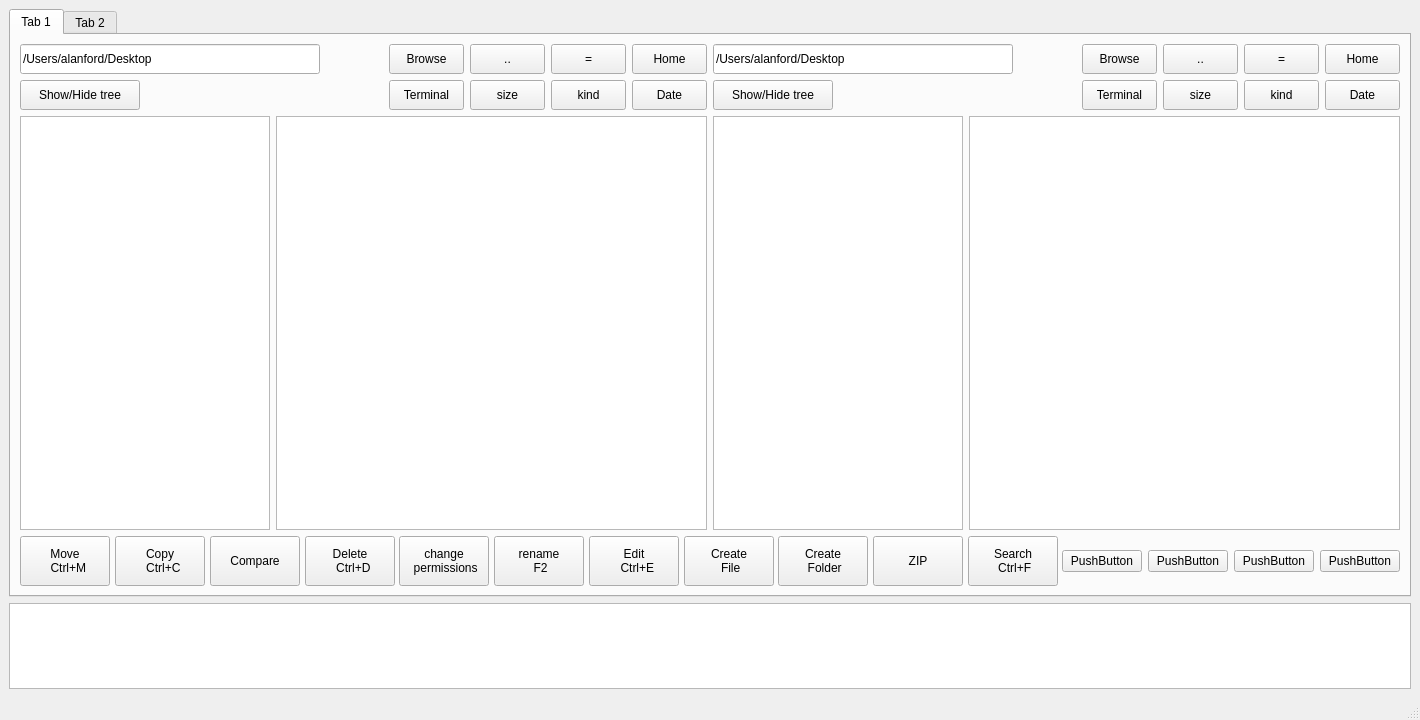
Before: the Qt Designer form ui/Main.ui in littleGex/Commander, drawn with Qt 5.
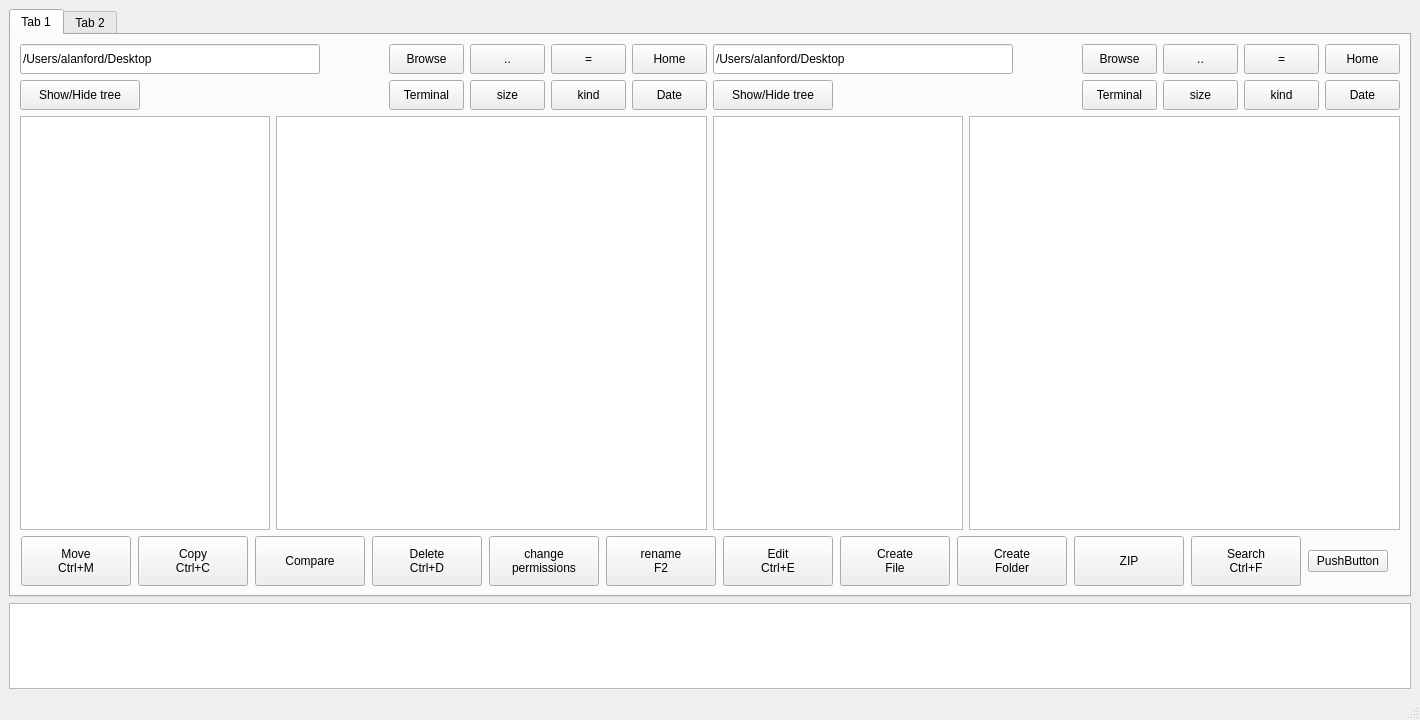
After: the same form once the commit is applied. Icons and pictures are not drawn.

```diff
--- a/ui/Main.ui
+++ b/ui/Main.ui
@@ -523,8 +523,8 @@
              </size>
             </property>
             <property name="text">
-             <string>Move 
-  Ctrl+M</string>
+             <string>Move
+Ctrl+M</string>
             </property>
            </widget>
           </item>
@@ -543,8 +543,8 @@
              </size>
             </property>
             <property name="text">
-             <string>Copy 
-  Ctrl+C</string>
+             <string>Copy
+Ctrl+C</string>
             </property>
            </widget>
           </item>
@@ -582,8 +582,8 @@
              </size>
             </property>
             <property name="text">
-             <string>Delete 
-  Ctrl+D</string>
+             <string>Delete
+Ctrl+D</string>
             </property>
            </widget>
           </item>
@@ -608,8 +608,8 @@
              </size>
             </property>
             <property name="text">
-             <string>change 
- permissions</string>
+             <string>change
+permissions</string>
             </property>
            </widget>
           </item>
@@ -628,8 +628,8 @@
              </size>
             </property>
             <property name="text">
-             <string>rename 
- F2</string>
+             <string>rename
+F2</string>
             </property>
            </widget>
           </item>
@@ -649,7 +649,7 @@
             </property>
             <property name="text">
              <string>Edit 
-  Ctrl+E</string>
+Ctrl+E</string>
             </property>
            </widget>
           </item>
@@ -668,8 +668,8 @@
              </size>
             </property>
             <property name="text">
-             <string>Create 
- File</string>
+             <string>Create
+File</string>
             </property>
            </widget>
           </item>
@@ -688,8 +688,8 @@
              </size>
             </property>
             <property name="text">
-             <string>Create 
- Folder</string>
+             <string>Create
+Folder</string>
             </property>
            </widget>
           </item>
@@ -727,47 +727,8 @@
              </size>
             </property>
             <property name="text">
-             <string>Search 
- Ctrl+F</string>
-            </property>
-           </widget>
-          </item>
-          <item>
-           <widget class="QPushButton" name="pushButton_10">
-            <property name="maximumSize">
-             <size>
-              <width>80</width>
-              <height>16777215</height>
-             </size>
-            </property>
-            <property name="text">
-             <string>PushButton</string>
-            </property>
-           </widget>
-          </item>
-          <item>
-           <widget class="QPushButton" name="pushButton_12">
-            <property name="maximumSize">
-             <size>
-              <width>80</width>
-              <height>16777215</height>
-             </size>
-            </property>
-            <property name="text">
-             <string>PushButton</string>
-            </property>
-           </widget>
-          </item>
-          <item>
-           <widget class="QPushButton" name="pushButton_14">
-            <property name="maximumSize">
-             <size>
-              <width>80</width>
-              <height>16777215</height>
-             </size>
-            </property>
-            <property name="text">
-             <string>PushButton</string>
+             <string>Search
+Ctrl+F</string>
             </property>
            </widget>
           </item>
```
